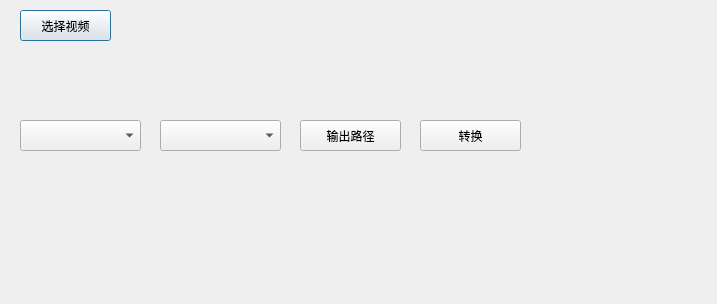
50th/video_conversion, file VideoConversion.ui: the form before one commit.
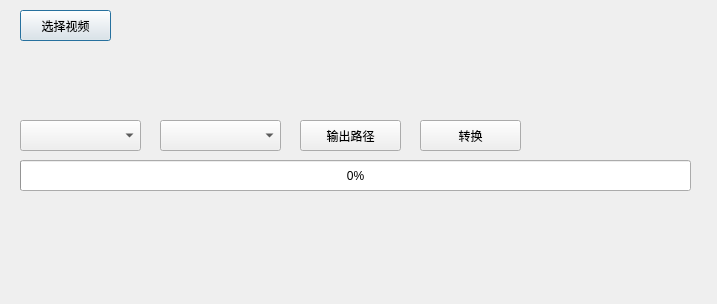
The form after the commit.

Diff of the .ui file:
```diff
--- a/VideoConversion.ui
+++ b/VideoConversion.ui
@@ -85,6 +85,28 @@
     <string>转换</string>
    </property>
   </widget>
+  <widget class="QProgressBar" name="convert_progress_bar">
+   <property name="enabled">
+    <bool>true</bool>
+   </property>
+   <property name="geometry">
+    <rect>
+     <x>20</x>
+     <y>160</y>
+     <width>671</width>
+     <height>31</height>
+    </rect>
+   </property>
+   <property name="minimum">
+    <number>0</number>
+   </property>
+   <property name="value">
+    <number>0</number>
+   </property>
+   <property name="textVisible">
+    <bool>true</bool>
+   </property>
+  </widget>
  </widget>
  <resources/>
  <connections/>
```
